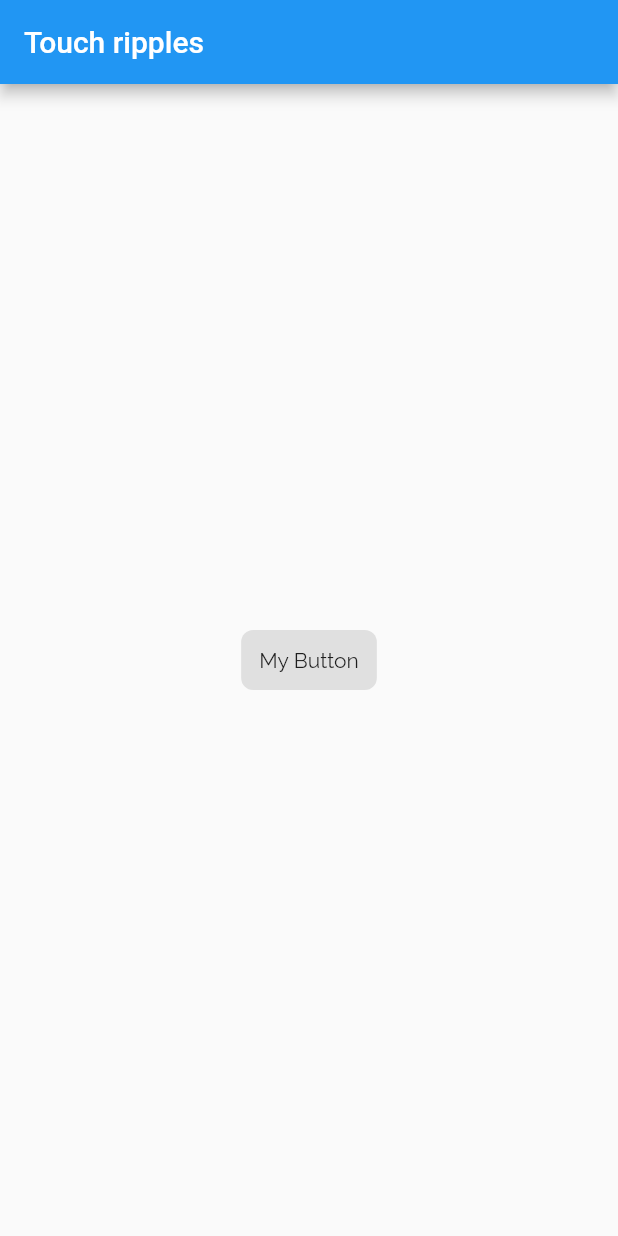
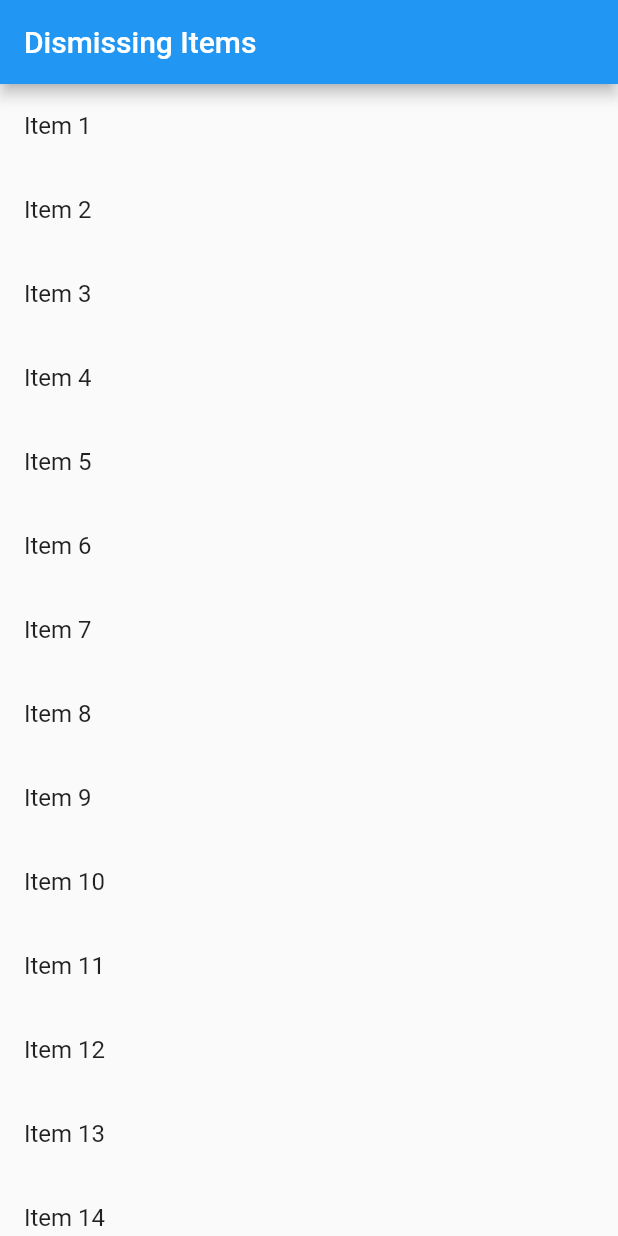
Before and after one commit to chimichi004/cookbook_flutter, a Flutter app: the screen it shows after launch, on a phone screen of 412 x 824 dp. Run offline on Flutter 3.47's test engine with Material 2 defaults, Android fonts, the phone set to English and light mode, and no system bars; our stand-ins replace google_fonts.

```diff
--- a/lib/gestures/gestures.dart
+++ b/lib/gestures/gestures.dart
@@ -8,7 +8,7 @@ class SampleGestures extends StatelessWidget {
         title: Text('Touch ripples'),
       ),
       body: Center(
-        child: HandleTaps(),
+        child: HandleTaps(), //TouchRipples()
       ),
     );
   }
--- /dev/null
+++ b/lib/gestures/swipe_dismiss.dart
@@ -0,0 +1,54 @@
+// https://flutter.dev/docs/cookbook/gestures/dismissible
+
+import 'package:flutter/material.dart';
+
+class SwipeDismiss extends StatefulWidget {
+  @override
+  _SwipeDismissState createState() => _SwipeDismissState();
+}
+
+class _SwipeDismissState extends State<SwipeDismiss> {
+  final items = List<String>.generate(20, (i) => "Item ${i + 1}");
+
+  @override
+  Widget build(BuildContext context) {
+    final title = 'Dismissing Items';
+
+    return MaterialApp(
+      title: title,
+      theme: ThemeData(
+        primarySwatch: Colors.blue,
+      ),
+      home: Scaffold(
+        appBar: AppBar(
+          title: Text(title),
+        ),
+        body: ListView.builder(
+          itemCount: items.length,
+          itemBuilder: (context, index) {
+            final item = items[index];
+
+            return Dismissible(
+              // Each Dismissible must contain a Key. Keys allow Flutter to
+              // uniquely identify widgets
+              key: Key(item),
+              onDismissed: (direction) {
+                setState(() {
+                  items.removeAt(index);
+                });
+                ScaffoldMessenger.of(context)
+                    .showSnackBar(SnackBar(content: Text("$item dismissed")));
+              },
+              background: Container(
+                color: Colors.red,
+              ),
+              child: ListTile(
+                title: Text('$item'),
+              ),
+            );
+          },
+        ),
+      ),
+    );
+  }
+}
--- a/lib/main.dart
+++ b/lib/main.dart
@@ -23,7 +23,8 @@ import 'package:google_fonts/google_fonts.dart';
 //import 'forms/textfield_focus.dart';
 
 /*Gestures */
-import 'gestures/gestures.dart';
+//import 'gestures/gestures.dart';
+import 'gestures/swipe_dismiss.dart';
 
 main() {
   // runApp(MaterialApp(
@@ -37,14 +38,14 @@ class MyApp extends StatelessWidget {
   // This widget is the root of your application.
   @override
   Widget build(BuildContext context) {
-    //return SampleForm();
+    return SwipeDismiss();
 
-    return MaterialApp(
-      title: appTitle,
-      theme: ThemeData(
-        textTheme: GoogleFonts.ralewayTextTheme(Theme.of(context).textTheme),
-      ),
-      home: SampleGestures(),
-    );
+    // return MaterialApp(
+    //   title: appTitle,
+    //   theme: ThemeData(
+    //     textTheme: GoogleFonts.ralewayTextTheme(Theme.of(context).textTheme),
+    //   ),
+    //   home: SampleGestures(),
+    // );
   }
 }
```
